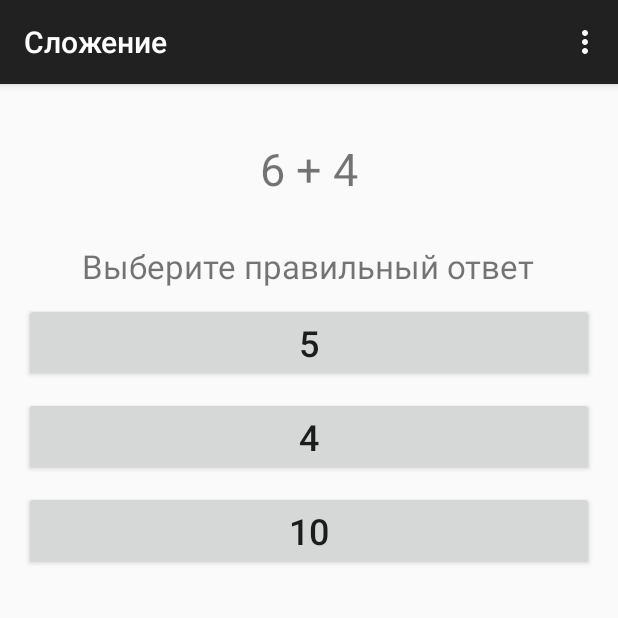
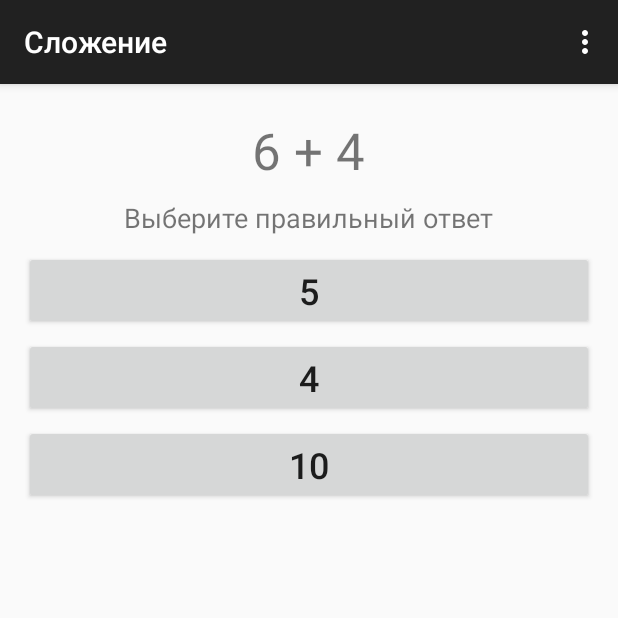
Before and after one commit to mogsev/MyApplication, an Android app: the SumActivity screen opened directly, with no data from a screen before it, on a phone screen of 412 x 824 dp, the top half of it. Run offline under Robolectric (Android 15) with nearby library versions, the light colour scheme and no system bars.

Commit message:
update home

```diff
--- a/app/src/main/java/com/mogsev/myapplication/SumActivity.java
+++ b/app/src/main/java/com/mogsev/myapplication/SumActivity.java
@@ -18,20 +18,20 @@ public class SumActivity extends ActionBarActivity {
     private Integer number1, number2, result;
     private Random random;
     private Integer answer;
-    Button buttonClick = null;
-    TextView textViewResult = null;
-    Button answer1 = null;
-    Button answer2 = null;
-    Button answer3 = null;
-    Button buttonProceed = null;
-    TextView textViewExpression = null;
+    Button buttonClick;
+    Button answer1;
+    Button answer2;
+    Button answer3;
+    Button buttonProceed;
+    TextView textViewResult;
+    TextView textViewExpression;
 
     @Override
     protected void onCreate(Bundle savedInstanceState) {
         super.onCreate(savedInstanceState);
         setContentView(R.layout.activity_sum);
 
-        //Initialize objects
+        //Initialize links for objects
         textViewResult = (TextView) findViewById(R.id.textViewResult);
         answer1 = (Button) findViewById(R.id.answer1);
         answer2 = (Button) findViewById(R.id.answer2);
@@ -66,6 +66,10 @@ public class SumActivity extends ActionBarActivity {
         return super.onOptionsItemSelected(item);
     }
 
+    /**
+     *
+     * @param view
+     */
     public void onClickAnswer(View view) {
         buttonClick = (Button) view;
         answer = new Integer(buttonClick.getText().toString());
@@ -85,10 +89,18 @@ public class SumActivity extends ActionBarActivity {
         buttonProceed.setVisibility(View.VISIBLE);
     }
 
+    /**
+     *
+     * @param view
+     */
     public void onClickProceed(View view){
         onSum();
     }
 
+    /**
+     *
+     * @return
+     */
     private int[] generateExpression() {
         number1 = random.nextInt(10);
         number2 = random.nextInt(10);
@@ -104,6 +116,9 @@ public class SumActivity extends ActionBarActivity {
         return box;
     }
 
+    /**
+     *
+     */
     public void onSum() {
         buttonProceed.setVisibility(View.INVISIBLE);
         textViewResult.setVisibility(View.INVISIBLE);
--- a/app/src/main/res/layout/activity_sum.xml
+++ b/app/src/main/res/layout/activity_sum.xml
@@ -12,9 +12,9 @@
         android:text="SumExpression"
         android:id="@+id/textViewExpression"
         android:layout_centerHorizontal="true"
-        android:textSize="30dp"
+        android:textSize="34dp"
         android:layout_alignParentTop="false"
-        android:layout_marginTop="20dp" />
+        android:layout_marginTop="5dp" />
 
     <TextView
         android:layout_width="wrap_content"
@@ -22,10 +22,10 @@
         android:id="@+id/textViewAnswer"
         android:layout_below="@+id/textViewExpression"
         android:layout_centerHorizontal="true"
-        android:layout_marginTop="30dp"
+        android:layout_marginTop="10dp"
         android:autoText="false"
         android:text="@string/title_answer"
-        android:textSize="22dp" />
+        android:textSize="18dp" />
 
     <Button
         android:layout_width="wrap_content"
@@ -52,7 +52,7 @@
         android:layout_alignEnd="@+id/answer1"
         android:layout_alignParentLeft="true"
         android:layout_alignParentStart="true"
-        android:layout_marginTop="10dp"
+        android:layout_marginTop="5dp"
         android:onClick="onClickAnswer" />
 
     <Button
@@ -65,7 +65,7 @@
         android:layout_alignParentStart="true"
         android:layout_alignParentRight="true"
         android:layout_alignParentEnd="true"
-        android:layout_marginTop="10dp"
+        android:layout_marginTop="5dp"
         android:textSize="24dp"
         android:onClick="onClickAnswer" />
 
@@ -73,7 +73,7 @@
         android:layout_width="wrap_content"
         android:layout_height="wrap_content"
         android:id="@+id/textViewResult"
-        android:textSize="20dp"
+        android:textSize="18dp"
         android:width="200dp"
         android:layout_alignParentLeft="true"
         android:layout_alignParentStart="true"
```
